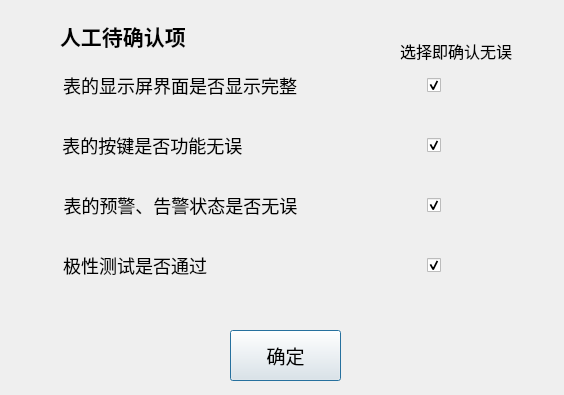
The window that ProductEvalTool/qc-busbar/mainface/people_judg.ui (ChinaClever/ProductEvalTool) describes before a commit, drawn with Qt 5.
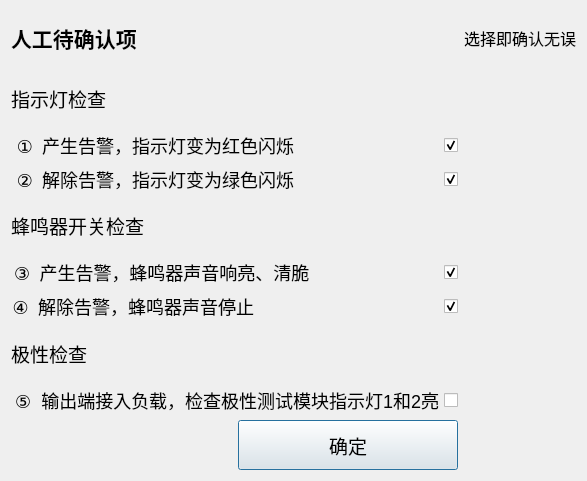
The same window after the commit.

Commit message: 功能增加及json修改

```diff
--- a/ProductEvalTool/qc-busbar/mainface/people_judg.ui
+++ b/ProductEvalTool/qc-busbar/mainface/people_judg.ui
@@ -6,42 +6,16 @@
    <rect>
     <x>0</x>
     <y>0</y>
-    <width>564</width>
-    <height>395</height>
+    <width>583</width>
+    <height>481</height>
    </rect>
   </property>
   <property name="windowTitle">
    <string>Dialog</string>
   </property>
-  <widget class="QLabel" name="label">
-   <property name="geometry">
-    <rect>
-     <x>60</x>
-     <y>10</y>
-     <width>161</width>
-     <height>51</height>
-    </rect>
-   </property>
-   <property name="font">
-    <font>
-     <family>微软雅黑</family>
-     <pointsize>16</pointsize>
-     <bold>true</bold>
-    </font>
-   </property>
-   <property name="text">
-    <string>人工待确认项</string>
-   </property>
-  </widget>
+  <layout class="QGridLayout" name="gridLayout">
+   <item row="2" column="0" colspan="2">
   <widget class="QCheckBox" name="lcdBox">
-   <property name="geometry">
-    <rect>
-     <x>30</x>
-     <y>70</y>
-     <width>411</width>
-     <height>31</height>
-    </rect>
-   </property>
    <property name="font">
     <font>
      <family>微软雅黑</family>
@@ -54,10 +28,10 @@
     <enum>Qt::RightToLeft</enum>
    </property>
    <property name="styleSheet">
-    <string notr="true">QCheckBox{spacing: 130px;font: 18px;}</string>
+      <string notr="true">QCheckBox{spacing: 150px;font: 18px;}</string>
    </property>
    <property name="text">
-    <string notr="true">表的显示屏界面是否显示完整</string>
+      <string notr="true">①  产生告警，指示灯变为红色闪烁</string>
    </property>
    <property name="checked">
     <bool>true</bool>
@@ -75,15 +49,9 @@
     <bool>false</bool>
    </property>
   </widget>
-  <widget class="QCheckBox" name="keyBox">
-   <property name="geometry">
-    <rect>
-     <x>30</x>
-     <y>130</y>
-     <width>411</width>
-     <height>31</height>
-    </rect>
-   </property>
+   </item>
+   <item row="6" column="0" colspan="2">
+    <widget class="QCheckBox" name="beepBox">
    <property name="font">
     <font>
      <family>微软雅黑</family>
@@ -96,24 +64,56 @@
     <enum>Qt::RightToLeft</enum>
    </property>
    <property name="styleSheet">
-    <string notr="true">QCheckBox{spacing: 180px;font: 18px;}</string>
+      <string notr="true">QCheckBox{spacing: 190px;font: 18px;}</string>
    </property>
    <property name="text">
-    <string notr="true">表的按键是否功能无误 </string>
+      <string>④  解除告警，蜂鸣器声音停止</string>
    </property>
    <property name="checked">
     <bool>true</bool>
    </property>
   </widget>
+   </item>
+   <item row="0" column="0">
+    <widget class="QLabel" name="label">
+     <property name="font">
+      <font>
+       <family>微软雅黑</family>
+       <pointsize>16</pointsize>
+       <bold>true</bold>
+      </font>
+     </property>
+     <property name="text">
+      <string>人工待确认项</string>
+     </property>
+    </widget>
+   </item>
+   <item row="4" column="0">
+    <widget class="QLabel" name="label_4">
+     <property name="font">
+      <font>
+       <pointsize>14</pointsize>
+      </font>
+     </property>
+     <property name="text">
+      <string>蜂鸣器开关检查</string>
+     </property>
+    </widget>
+   </item>
+   <item row="1" column="0">
+    <widget class="QLabel" name="label_3">
+     <property name="font">
+      <font>
+       <pointsize>14</pointsize>
+      </font>
+     </property>
+     <property name="text">
+      <string>指示灯检查</string>
+     </property>
+    </widget>
+   </item>
+   <item row="5" column="0" colspan="2">
   <widget class="QCheckBox" name="alarmBox">
-   <property name="geometry">
-    <rect>
-     <x>30</x>
-     <y>190</y>
-     <width>411</width>
-     <height>31</height>
-    </rect>
-   </property>
    <property name="font">
     <font>
      <family>微软雅黑</family>
@@ -129,53 +129,35 @@
     <bool>false</bool>
    </property>
    <property name="styleSheet">
-    <string notr="true">QCheckBox{spacing: 125px;font: 18px;}</string>
+      <string notr="true">QCheckBox{spacing: 130px;font: 18px;}</string>
    </property>
    <property name="text">
-    <string>表的预警、告警状态是否无误 </string>
+      <string>③  产生告警，蜂鸣器声音响亮、清脆 </string>
    </property>
    <property name="checked">
     <bool>true</bool>
    </property>
   </widget>
-  <widget class="QCheckBox" name="testBox">
-   <property name="geometry">
-    <rect>
-     <x>30</x>
-     <y>250</y>
-     <width>411</width>
-     <height>31</height>
-    </rect>
-   </property>
+   </item>
+   <item row="7" column="0">
+    <widget class="QLabel" name="label_5">
    <property name="font">
     <font>
-     <family>微软雅黑</family>
-     <pointsize>-1</pointsize>
-     <italic>false</italic>
-     <bold>false</bold>
-    </font>
-   </property>
-   <property name="layoutDirection">
-    <enum>Qt::RightToLeft</enum>
-   </property>
-   <property name="styleSheet">
-    <string notr="true">QCheckBox{spacing: 220px;font: 18px;}</string>
-   </property>
+       <pointsize>14</pointsize>
+      </font>
+     </property>
    <property name="text">
-    <string>极性测试是否通过</string>
-   </property>
-   <property name="checked">
-    <bool>true</bool>
-   </property>
-  </widget>
+      <string>极性检查</string>
+     </property>
+    </widget>
+   </item>
+   <item row="9" column="1">
   <widget class="QPushButton" name="sureButton">
-   <property name="geometry">
-    <rect>
-     <x>230</x>
-     <y>330</y>
-     <width>111</width>
-     <height>51</height>
-    </rect>
+     <property name="minimumSize">
+      <size>
+       <width>0</width>
+       <height>50</height>
+      </size>
    </property>
    <property name="font">
     <font>
@@ -187,15 +169,53 @@
     <string>确定</string>
    </property>
   </widget>
+   </item>
+   <item row="3" column="0" colspan="2">
+    <widget class="QCheckBox" name="keyBox">
+     <property name="font">
+      <font>
+       <family>微软雅黑</family>
+       <pointsize>-1</pointsize>
+       <italic>false</italic>
+       <bold>false</bold>
+      </font>
+     </property>
+     <property name="layoutDirection">
+      <enum>Qt::RightToLeft</enum>
+     </property>
+     <property name="styleSheet">
+      <string notr="true">QCheckBox{spacing: 150px;font: 18px;}</string>
+     </property>
+     <property name="text">
+      <string notr="true">②  解除告警，指示灯变为绿色闪烁</string>
+     </property>
+     <property name="checked">
+      <bool>true</bool>
+     </property>
+    </widget>
+   </item>
+   <item row="8" column="0" colspan="2">
+    <widget class="QCheckBox" name="testBox">
+     <property name="font">
+      <font>
+       <pointsize>-1</pointsize>
+       <italic>false</italic>
+       <bold>false</bold>
+      </font>
+     </property>
+     <property name="layoutDirection">
+      <enum>Qt::RightToLeft</enum>
+     </property>
+     <property name="styleSheet">
+      <string notr="true">QCheckBox{spacing:5px;font: 18px;}</string>
+     </property>
+     <property name="text">
+      <string>⑤  输出端接入负载，检查极性测试模块指示灯1和2亮</string>
+     </property>
+    </widget>
+   </item>
+   <item row="0" column="2">
   <widget class="QLabel" name="label_2">
-   <property name="geometry">
-    <rect>
-     <x>400</x>
-     <y>40</y>
-     <width>121</width>
-     <height>21</height>
-    </rect>
-   </property>
    <property name="font">
     <font>
      <family>微软雅黑</family>
@@ -206,6 +226,8 @@
     <string>选择即确认无误</string>
    </property>
   </widget>
+   </item>
+  </layout>
  </widget>
  <resources/>
  <connections/>
```
Lines whose indentation alone changed are shown as unchanged. The commit also changes 32 other files.
